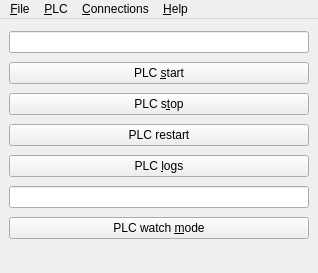
This is include/ui_dev/revpicommander.ui in naruxde/revpicommander as Qt 5 draws it before an edit. The edited form follows.
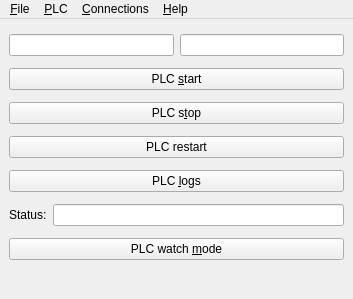
This is the edited form. Icons and pictures are not drawn.

Commit message: Redesign main window with text boxes to copy host name or ip

The edit to the form file:
```diff
--- a/include/ui_dev/revpicommander.ui
+++ b/include/ui_dev/revpicommander.ui
@@ -7,8 +7,8 @@
    <rect>
     <x>0</x>
     <y>0</y>
-    <width>318</width>
-    <height>273</height>
+    <width>353</width>
+    <height>299</height>
    </rect>
   </property>
   <property name="windowTitle">
@@ -19,50 +19,82 @@
     <normaloff>:/main/ico/revpipycontrol.ico</normaloff>:/main/ico/revpipycontrol.ico</iconset>
   </property>
   <widget class="QWidget" name="centralwidget">
-   <layout class="QGridLayout" name="gl">
-    <item row="0" column="0">
+   <layout class="QVBoxLayout" name="verticalLayout">
+    <item>
+     <layout class="QHBoxLayout" name="hzl_connection">
+      <item>
+       <widget class="QLineEdit" name="txt_host">
+        <property name="focusPolicy">
+         <enum>Qt::NoFocus</enum>
+        </property>
+        <property name="text">
+         <string notr="true"/>
+        </property>
+        <property name="readOnly">
+         <bool>true</bool>
+        </property>
+       </widget>
+      </item>
+      <item>
      <widget class="QLineEdit" name="txt_connection">
       <property name="focusPolicy">
        <enum>Qt::NoFocus</enum>
       </property>
+        <property name="text">
+         <string notr="true"/>
+        </property>
       <property name="readOnly">
        <bool>true</bool>
       </property>
      </widget>
     </item>
-    <item row="1" column="0">
+     </layout>
+    </item>
+    <item>
      <widget class="QPushButton" name="btn_plc_start">
       <property name="text">
        <string>PLC &amp;start</string>
       </property>
      </widget>
     </item>
-    <item row="2" column="0">
+    <item>
      <widget class="QPushButton" name="btn_plc_stop">
       <property name="text">
        <string>PLC s&amp;top</string>
       </property>
      </widget>
     </item>
-    <item row="3" column="0">
+    <item>
      <widget class="QPushButton" name="btn_plc_restart">
       <property name="text">
        <string>PLC restart</string>
       </property>
      </widget>
     </item>
-    <item row="4" column="0">
+    <item>
      <widget class="QPushButton" name="btn_plc_logs">
       <property name="text">
        <string>PLC &amp;logs</string>
       </property>
      </widget>
     </item>
-    <item row="5" column="0">
+    <item>
+     <layout class="QHBoxLayout" name="hzl_status">
+      <item>
+       <widget class="QLabel" name="lbl_status">
+        <property name="text">
+         <string>Status:</string>
+        </property>
+       </widget>
+      </item>
+      <item>
      <widget class="QLineEdit" name="txt_status">
       <property name="focusPolicy">
        <enum>Qt::NoFocus</enum>
       </property>
+        <property name="text">
+         <string notr="true"/>
+        </property>
       <property name="alignment">
        <set>Qt::AlignCenter</set>
       </property>
@@ -71,7 +103,9 @@
       </property>
      </widget>
     </item>
-    <item row="6" column="0">
+     </layout>
+    </item>
+    <item>
      <widget class="QPushButton" name="btn_plc_debug">
       <property name="minimumSize">
        <size>
@@ -94,8 +128,8 @@
     <rect>
      <x>0</x>
      <y>0</y>
-     <width>318</width>
-     <height>22</height>
+     <width>353</width>
+     <height>24</height>
     </rect>
    </property>
    <widget class="QMenu" name="men_file">
```
Left out of the diff: 2 changed lines with no effect on the pictures. Lines whose indentation alone changed are shown as unchanged. The commit also changes 2 other files.
